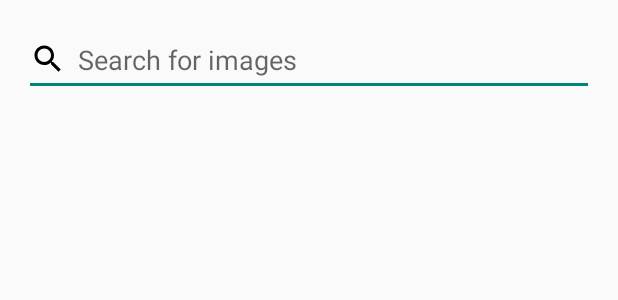
After one commit to nhatminhtrieu/ImageSearchSerper, an Android app built with Jetpack Compose: the layout activity_main.xml on its own in the app's theme, with its tools: preview values and no code run, on a phone screen of 412 x 824 dp. The commit adds this screen. Shown: the top 300 px of the screen. Run offline under Robolectric (Android 15) with nearby library versions, the phone set to English and light mode, and no system bars.

Commit message:
ISS-1: Layout for main screen (including search field and grid layout)

```diff
--- a/app/build.gradle.kts
+++ b/app/build.gradle.kts
@@ -59,6 +59,8 @@ dependencies {
     implementation(libs.androidx.ui.graphics)
     implementation(libs.androidx.ui.tooling.preview)
     implementation(libs.androidx.material3)
+    implementation(libs.androidx.constraintlayout)
+    implementation(libs.androidx.recyclerview)
     testImplementation(libs.junit)
     androidTestImplementation(libs.androidx.junit)
     androidTestImplementation(libs.androidx.espresso.core)
--- /dev/null
+++ b/app/src/main/res/drawable/outline_search_24.xml
@@ -0,0 +1,5 @@
+<vector xmlns:android="http://schemas.android.com/apk/res/android" android:height="24dp" android:tint="#000000" android:viewportHeight="24" android:viewportWidth="24" android:width="24dp">
+
+    <path android:fillColor="@android:color/white" android:pathData="M15.5,14h-0.79l-0.28,-0.27C15.41,12.59 16,11.11 16,9.5 16,5.91 13.09,3 9.5,3S3,5.91 3,9.5 5.91,16 9.5,16c1.61,0 3.09,-0.59 4.23,-1.57l0.27,0.28v0.79l5,4.99L20.49,19l-4.99,-5zM9.5,14C7.01,14 5,11.99 5,9.5S7.01,5 9.5,5 14,7.01 14,9.5 11.99,14 9.5,14z"/>
+
+</vector>
--- /dev/null
+++ b/app/src/main/res/layout/activity_main.xml
@@ -0,0 +1,41 @@
+<?xml version="1.0" encoding="utf-8"?>
+<androidx.constraintlayout.widget.ConstraintLayout xmlns:android="http://schemas.android.com/apk/res/android"
+    xmlns:app="http://schemas.android.com/apk/res-auto"
+    android:layout_width="match_parent"
+    android:layout_height="match_parent"
+    xmlns:tools="http://schemas.android.com/tools"
+    tools:context=".MainActivity">
+
+    <EditText
+        android:id="@+id/searchFieldET"
+        android:layout_width="0dp"
+        android:layout_height="wrap_content"
+        android:layout_margin="16dp"
+        android:layout_marginStart="32dp"
+        android:layout_marginTop="64dp"
+        android:layout_marginEnd="32dp"
+        android:autofillHints="An image search"
+        android:drawableStart="@drawable/outline_search_24"
+        android:drawablePadding="8dp"
+        android:hint="@string/search_for_images"
+        android:inputType="text"
+        android:minHeight="48dp"
+        app:layout_constraintEnd_toEndOf="parent"
+        app:layout_constraintStart_toStartOf="parent"
+        app:layout_constraintTop_toTopOf="parent"
+        tools:ignore="VisualLintTextFieldSize" />
+
+    <androidx.recyclerview.widget.RecyclerView
+        android:id="@+id/imageListRV"
+        android:layout_width="0dp"
+        android:layout_height="0dp"
+        android:layout_marginStart="32dp"
+        android:layout_marginTop="32dp"
+        android:layout_marginEnd="32dp"
+        android:layout_marginBottom="64dp"
+        app:layout_constraintBottom_toBottomOf="parent"
+        app:layout_constraintEnd_toEndOf="parent"
+        app:layout_constraintStart_toStartOf="parent"
+        app:layout_constraintTop_toBottomOf="@+id/searchFieldET" />
+
+</androidx.constraintlayout.widget.ConstraintLayout>
--- a/app/src/main/res/values/strings.xml
+++ b/app/src/main/res/values/strings.xml
@@ -1,3 +1,4 @@
 <resources>
     <string name="app_name">ImageSearchSerper</string>
+    <string name="search_for_images">Search for images</string>
 </resources>
--- a/gradle/libs.versions.toml
+++ b/gradle/libs.versions.toml
@@ -8,6 +8,8 @@ espressoCore = "3.5.1"
 lifecycleRuntimeKtx = "2.6.1"
 activityCompose = "1.8.0"
 composeBom = "2024.04.01"
+constraintlayout = "2.1.4"
+recyclerview = "1.3.2"
 
 [libraries]
 androidx-core-ktx = { group = "androidx.core", name = "core-ktx", version.ref = "coreKtx" }
@@ -24,6 +26,8 @@ androidx-ui-tooling-preview = { group = "androidx.compose.ui", name = "ui-toolin
 androidx-ui-test-manifest = { group = "androidx.compose.ui", name = "ui-test-manifest" }
 androidx-ui-test-junit4 = { group = "androidx.compose.ui", name = "ui-test-junit4" }
 androidx-material3 = { group = "androidx.compose.material3", name = "material3" }
+androidx-constraintlayout = { group = "androidx.constraintlayout", name = "constraintlayout", version.ref = "constraintlayout" }
+androidx-recyclerview = { group = "androidx.recyclerview", name = "recyclerview", version.ref = "recyclerview" }
 
 [plugins]
 android-application = { id = "com.android.application", version.ref = "agp" }
```
Also changed, not shown: app/src/main/java/com/example/imagesearchserper/MainActivity.kt (+13 -36 lines).
